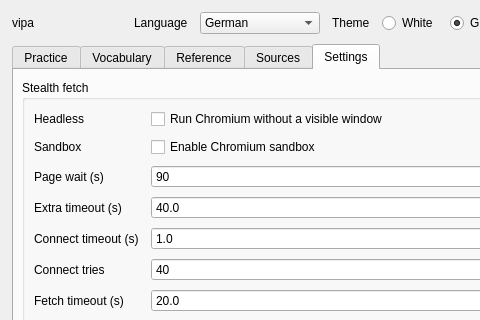
Old version of the form ui/main_window.ui in the repository denizisik1/silent-vocabulary; both pictures show x 0 to 480 and y 0 to 320 of the 720 by 560 pixel window.
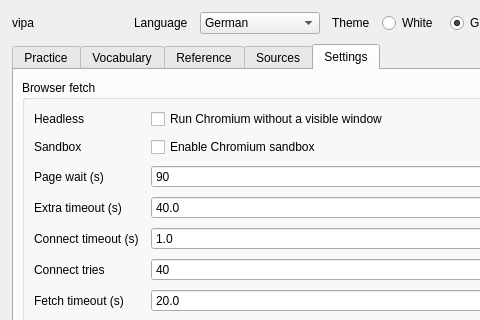
New version of the form. The open tabs and pages were chosen to show the change.

Diff of the .ui file:
```diff
--- a/ui/main_window.ui
+++ b/ui/main_window.ui
@@ -1341,7 +1341,7 @@
         <item>
          <widget class="QGroupBox" name="groupBox_settings_stealth">
           <property name="title">
-           <string>Stealth fetch</string>
+           <string>Browser fetch</string>
           </property>
           <property name="flat">
            <bool>true</bool>
```
Left out of the diff: 26 changed lines with no effect on the pictures.
